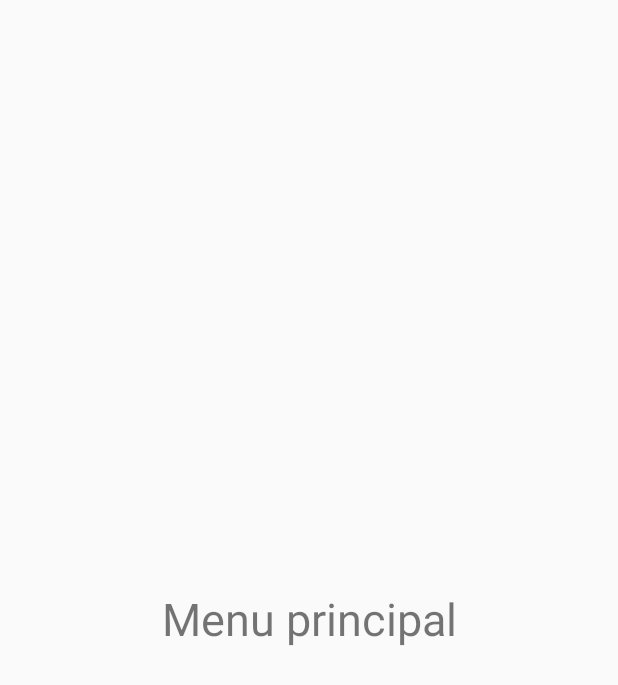
After one commit to ArribertAlexandre/Animap, an Android app: the MenuPrincipal screen opened directly, with no data from a screen before it, on a phone screen of 412 x 824 dp. The commit adds this screen. Shown: the top 685 px of the screen. Run offline under Robolectric (Android 15) with nearby library versions, the phone set to English and light mode, and no system bars.

Commit message:
v0.2
Réalisation de la première page de chargement (SplashScreen) + Création
de l’activité MenuPrincipal

```diff
--- a/app/src/main/AndroidManifest.xml
+++ b/app/src/main/AndroidManifest.xml
@@ -8,7 +8,7 @@
         android:label="@string/app_name"
         android:roundIcon="@mipmap/ic_launcher_round"
         android:supportsRtl="true"
-        android:theme="@style/AppTheme">
+        android:theme="@style/Theme.AppCompat.Light.NoActionBar">
         <activity android:name=".SplashScreenEarth">
             <intent-filter>
                 <action android:name="android.intent.action.MAIN" />
@@ -16,6 +16,7 @@
                 <category android:name="android.intent.category.LAUNCHER" />
             </intent-filter>
         </activity>
+        <activity android:name=".MenuPrincipal"></activity>
     </application>
 
 </manifest>
--- /dev/null
+++ b/app/src/main/java/com/example/arribeal/animap/MenuPrincipal.java
@@ -0,0 +1,16 @@
+package com.example.arribeal.animap;
+
+import android.support.v7.app.AppCompatActivity;
+import android.os.Bundle;
+import android.view.Window;
+import android.view.WindowManager;
+
+public class MenuPrincipal extends AppCompatActivity {
+
+    @Override
+    protected void onCreate(Bundle savedInstanceState) {
+        requestWindowFeature(Window.FEATURE_NO_TITLE);getWindow().setFlags(WindowManager.LayoutParams.FLAG_FULLSCREEN, WindowManager.LayoutParams.FLAG_FULLSCREEN);
+        super.onCreate(savedInstanceState);
+        setContentView(R.layout.activity_menu_principal);
+    }
+}
--- /dev/null
+++ b/app/src/main/res/layout/activity_menu_principal.xml
@@ -0,0 +1,23 @@
+<?xml version="1.0" encoding="utf-8"?>
+<android.support.constraint.ConstraintLayout xmlns:android="http://schemas.android.com/apk/res/android"
+    xmlns:app="http://schemas.android.com/apk/res-auto"
+    xmlns:tools="http://schemas.android.com/tools"
+    android:layout_width="match_parent"
+    android:layout_height="match_parent"
+    tools:context="com.example.arribeal.animap.MenuPrincipal">
+
+    <TextView
+        android:id="@+id/textView"
+        android:layout_width="wrap_content"
+        android:layout_height="wrap_content"
+        android:layout_marginBottom="8dp"
+        android:layout_marginEnd="8dp"
+        android:layout_marginStart="8dp"
+        android:layout_marginTop="8dp"
+        android:text="Menu principal"
+        android:textSize="30sp"
+        app:layout_constraintBottom_toBottomOf="parent"
+        app:layout_constraintEnd_toEndOf="parent"
+        app:layout_constraintStart_toStartOf="parent"
+        app:layout_constraintTop_toTopOf="parent" />
+</android.support.constraint.ConstraintLayout>
```
Also changed, not shown: app/src/main/java/com/example/arribeal/animap/SplashScreenEarth.java (+20 -0 lines), app/src/main/res/layout/activity_splash_screen_earth.xml (+6 -8 lines), app/src/main/res/drawable/terre.png (added).
